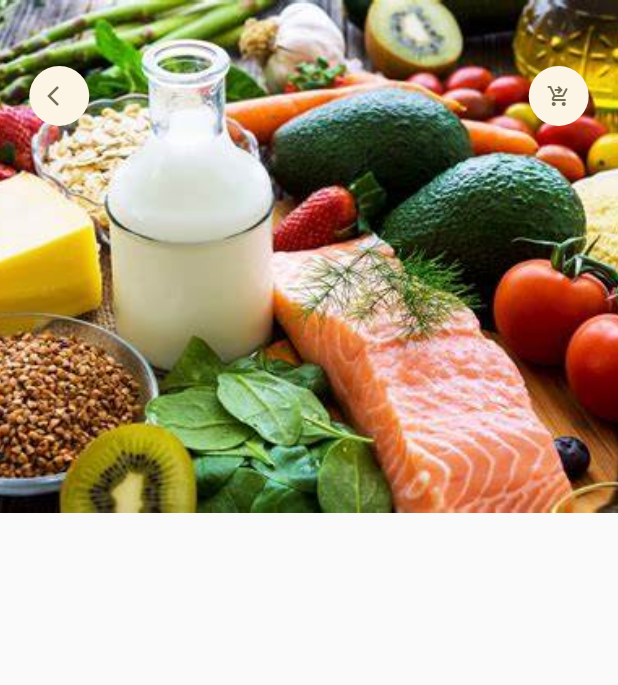
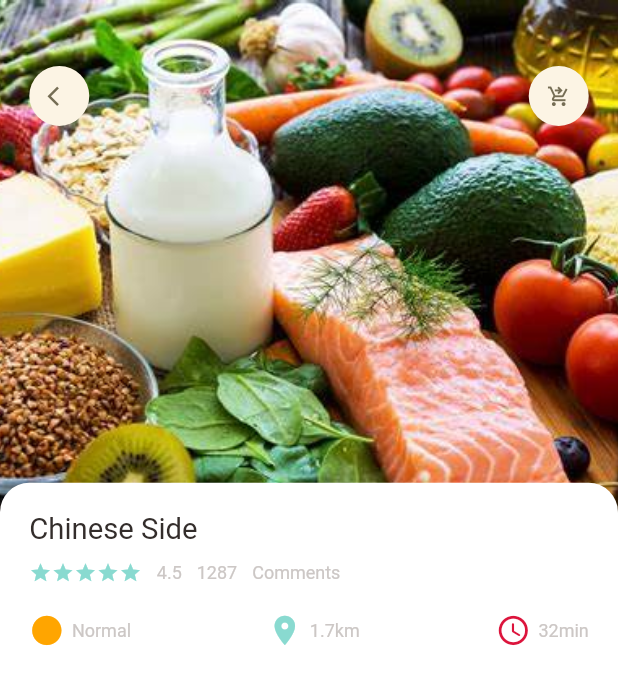
Before and after one commit to Amantha96/FoodApp, a Flutter app: the screen it shows after launch, on a phone screen of 412 x 824 dp. Shown: the top 685 px of the screen. Run offline on Flutter 3.47's test engine with Material 2 defaults, Android fonts, the phone set to English and light mode, and no system bars; our stand-ins replace get.

Commit message:
first v.01

```diff
--- a/lib/Pages/food/popular_food_detil.dart
+++ b/lib/Pages/food/popular_food_detil.dart
@@ -1,7 +1,13 @@
 import 'package:flutter/cupertino.dart';
 import 'package:flutter/material.dart';
 import 'package:foodapp/Pages/home/dimensions.dart';
+import 'package:foodapp/widgets/app_column.dart';
 import 'package:foodapp/widgets/app_icon.dart';
+
+import '../../colors.dart';
+import '../../widgets/Big_Text.dart';
+import '../../widgets/icon_and_text_widget.dart';
+import '../../widgets/small_text.dart';
 
 class PopularFoodDetail extends StatelessWidget {
   const PopularFoodDetail({Key? key}) : super(key: key);
@@ -42,20 +48,40 @@
               mainAxisAlignment: MainAxisAlignment.spaceBetween,
               children: [
                 AppIcon(icon: Icons.arrow_back_ios),
-                AppIcon(icon: Icons.shopping_cart_checkout_outlined)
-
-
+                AppIcon(icon: Icons.shopping_cart_checkout_outlined),
               ],
             ),
 
-          )
+          ),
+          Positioned(
+            left: 0,
+              right: 0,
+              bottom: 0,
+              top: Dimensions.popularFoodImgSize-20,
+              child: Container(
+                padding: EdgeInsets.only(left: Dimensions.width20,right: Dimensions.width20,top: Dimensions.height20),
+                 decoration: BoxDecoration(
 
-        ],
+                   borderRadius: BorderRadius.only(
+                     topRight: Radius.circular(Dimensions.radius20),
+                     topLeft: Radius.circular(Dimensions.radius20),
 
-      ),
+                   ),
+                   color: Colors.white
+
+                 ),
+                child:AppColumn(text:"Chinese Side"),
 
 
 
+
+          ))
+
+
+
+
+        ],
+      ),
     );
   }
 }
--- a/lib/Pages/home/dimensions.dart
+++ b/lib/Pages/home/dimensions.dart
@@ -18,8 +18,9 @@
   static double width15=screenHeight/56.27;
   static double width20=screenHeight/42.2;
   static double width30=screenHeight/28.13;
-
+//font size
   static double font20=screenHeight/42.2;
+  static double font26=screenHeight/32.46;
   //radius
   static double radius15=screenHeight/56.27;
   static double radius20=screenHeight/42.2;
@@ -27,6 +28,7 @@
 
   //icon Size
 static double iconSize24=screenHeight/35.17;
+static double iconSize16=screenHeight/52.75;
 
 //list view size
   static double listViewImageSize=screenWidth/3.25;
--- a/lib/Pages/home/food_page_body.dart
+++ b/lib/Pages/home/food_page_body.dart
@@ -3,6 +3,7 @@
 import 'package:flutter/material.dart';
 import 'package:foodapp/colors.dart';
 import 'package:foodapp/widgets/Big_Text.dart';
+import 'package:foodapp/widgets/app_column.dart';
 import 'package:foodapp/widgets/icon_and_text_widget.dart';
 import 'package:foodapp/widgets/small_text.dart';
 
@@ -245,49 +246,7 @@
               ),
               child:Container(
                 padding: EdgeInsets.only(top:Dimensions.height15,left:15,right:15),
-                child: Column(
-                  crossAxisAlignment: CrossAxisAlignment.start ,
-                  children: [
-                    BigText(text: "Chinese Side"),
-                    SizedBox(height:Dimensions.height10,),
-                    Row(
-                      children: [
-                        Wrap(
-                          children: List.generate(5, (index) {return Icon(Icons.star,color:AppColors.mainColor,size:15 ,);}),
-                        ),
-                        SizedBox(width: 10,),
-                        SmallText(text: "4.5"),
-                        SizedBox(width: 10,),
-                        SmallText(text: "1287"),
-                        SizedBox(width: 10,),
-                        SmallText(text: "Comments"),
-                      ],
-
-                    ),
-                    SizedBox(height: Dimensions.height20,),
-                    Row(
-                      mainAxisAlignment: MainAxisAlignment.spaceBetween,
-
-                      children: [
-                        IconAndTextWidget(icon: Icons.circle_sharp,
-                            text: "Normal",
-                            iconColor: AppColors.iconColor1),
-                        IconAndTextWidget(icon: Icons.location_on,
-                            text: "1.7km",
-                            iconColor: AppColors.mainColor),
-                        IconAndTextWidget(icon: Icons.access_time_rounded,
-                            text: "32min",
-                            iconColor: AppColors.iconColor2)
-
-
-                      ],
-                    )
-
-
-
-                  ],
-
-                ),
+                child: AppColumn(text: "Chinese Side",),
 
               ) ,
             ),
--- /dev/null
+++ b/lib/widgets/app_column.dart
@@ -0,0 +1,60 @@
+import 'package:flutter/cupertino.dart';
+import 'package:flutter/material.dart';
+import 'package:foodapp/widgets/small_text.dart';
+
+import '../Pages/home/dimensions.dart';
+import '../colors.dart';
+import 'Big_Text.dart';
+import 'icon_and_text_widget.dart';
+
+class AppColumn extends StatelessWidget {
+  final String text;
+  const AppColumn({Key? key,required this.text}) : super(key: key);
+
+  @override
+  Widget build(BuildContext context) {
+    return  Column(
+      crossAxisAlignment: CrossAxisAlignment.start ,
+      children: [
+        BigText(text: text,size: Dimensions.font26,),
+        SizedBox(height:Dimensions.height10,),
+        Row(
+          children: [
+            Wrap(
+              children: List.generate(5, (index) {return Icon(Icons.star,color:AppColors.mainColor,size:15 ,);}),
+            ),
+            SizedBox(width: 10,),
+            SmallText(text: "4.5"),
+            SizedBox(width: 10,),
+            SmallText(text: "1287"),
+            SizedBox(width: 10,),
+            SmallText(text: "Comments"),
+          ],
+
+        ),
+        SizedBox(height: Dimensions.height20,),
+        Row(
+          mainAxisAlignment: MainAxisAlignment.spaceBetween,
+
+          children: [
+            IconAndTextWidget(icon: Icons.circle_sharp,
+                text: "Normal",
+                iconColor: AppColors.iconColor1),
+            IconAndTextWidget(icon: Icons.location_on,
+                text: "1.7km",
+                iconColor: AppColors.mainColor),
+            IconAndTextWidget(icon: Icons.access_time_rounded,
+                text: "32min",
+                iconColor: AppColors.iconColor2)
+
+
+          ],
+        )
+
+
+
+      ],
+
+    );
+  }
+}
--- a/lib/widgets/app_icon.dart
+++ b/lib/widgets/app_icon.dart
@@ -1,4 +1,5 @@
 import 'package:flutter/cupertino.dart';
+import 'package:foodapp/Pages/home/dimensions.dart';
 
 class AppIcon extends StatelessWidget {
   final IconData icon;
@@ -26,7 +27,7 @@
         child:Icon(
         icon,
           color:iconColor,
-          size: 16
+          size: Dimensions.iconSize16,
 
     )
 
```
